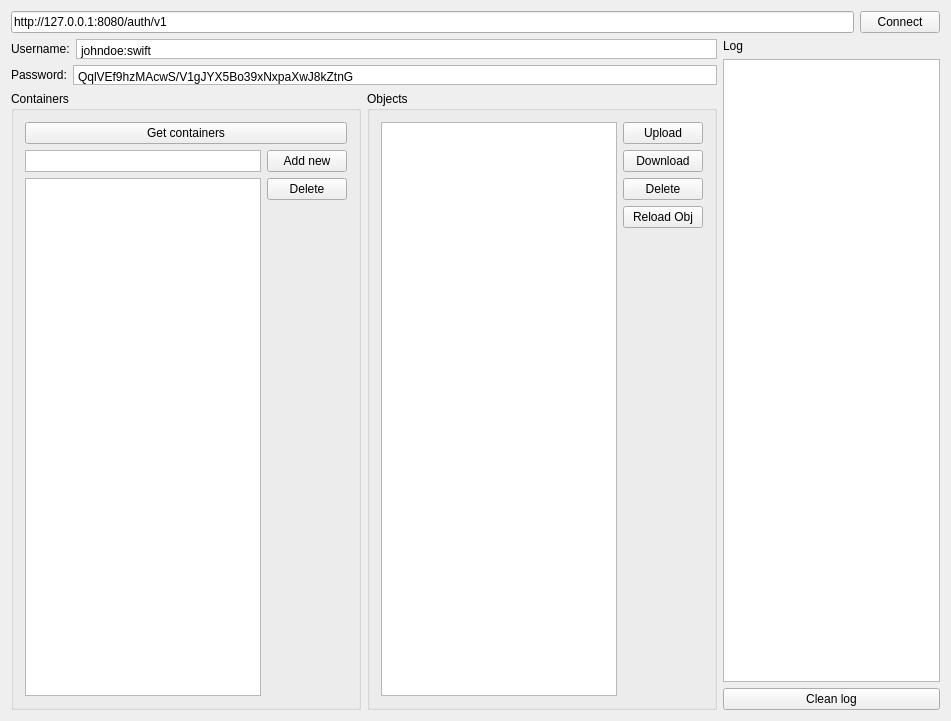
First picture: the form in mainwindow.ui, repository dkanafeev/http-client-swift-lab5, before the edit.
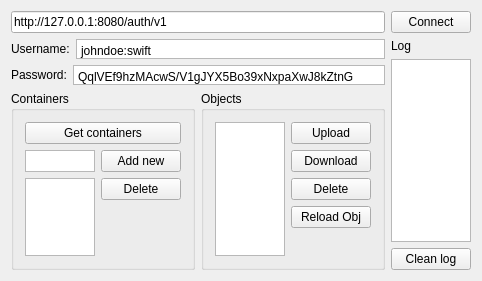
Second picture: the form after the edit.

Patch:
```diff
--- a/mainwindow.ui
+++ b/mainwindow.ui
@@ -6,8 +6,8 @@
    <rect>
     <x>0</x>
     <y>0</y>
-    <width>951</width>
-    <height>721</height>
+    <width>467</width>
+    <height>281</height>
    </rect>
   </property>
   <property name="windowTitle">
```
